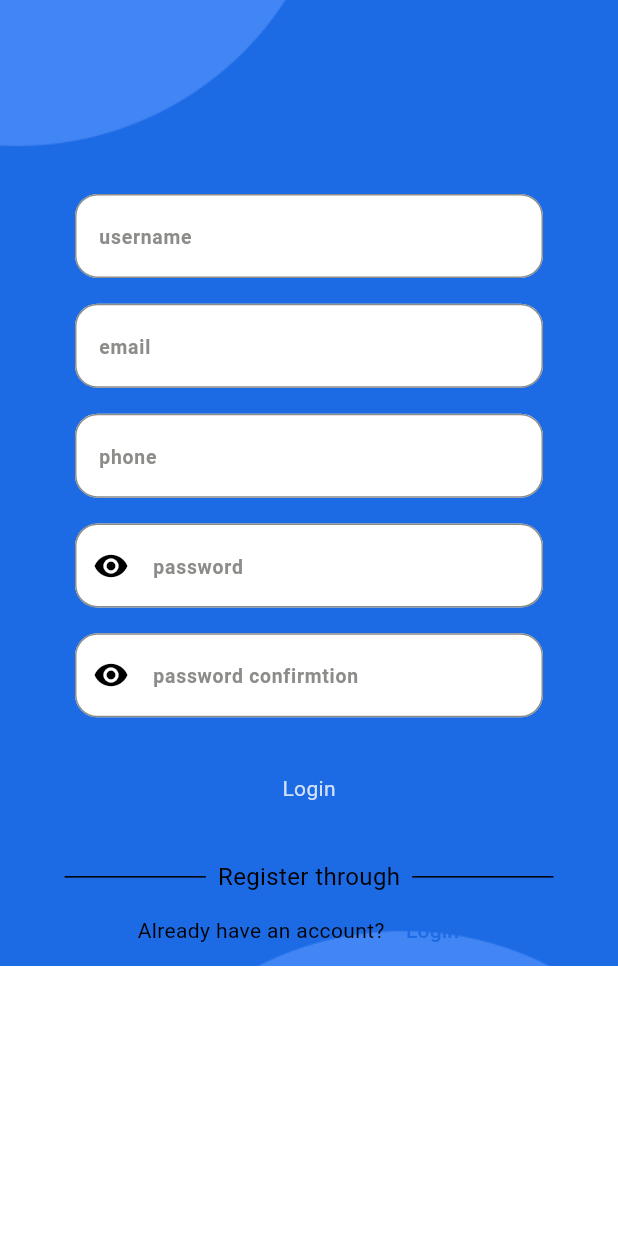
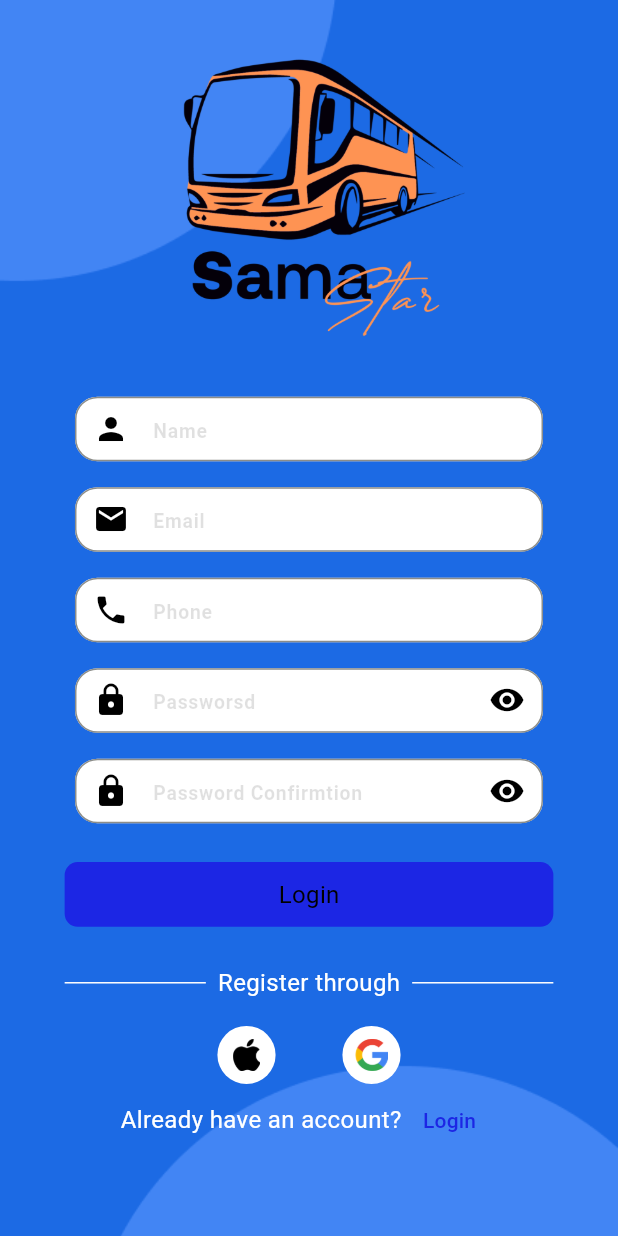
Before and after one commit to Brmja-Tech/YallaBus, a Flutter app: the RegisterScreen screen opened directly, on a phone screen of 412 x 824 dp. Run offline on Flutter 3.47's test engine with Material 3 defaults, Android fonts, the light colour scheme and no system bars; our stand-ins replace easy_localization, flutter_screenutil, gap; Roboto replaces fonts that are missing (Poppins).

Commit message:
register and search screen

```diff
--- a/lib/core/statefull/custom_text_field.dart
+++ b/lib/core/statefull/custom_text_field.dart
@@ -20,10 +20,9 @@ class Customtextfield extends StatelessWidget {
     return Padding(
       padding: EdgeInsets.symmetric(horizontal: 8.r),
       child: Container(
-        constraints: BoxConstraints(minHeight: 50.h, maxHeight: 120.h),
+        constraints: BoxConstraints(minHeight: 40.h, maxHeight: 50.h),
         child: TextFormField(
             obscureText: obscureText,
-
             decoration: InputDecoration(
               hintText: hintText,
               fillColor: Colors.white,
--- a/lib/core/statefull/login_button.dart
+++ b/lib/core/statefull/login_button.dart
@@ -4,7 +4,8 @@ import 'package:flutter_screenutil/flutter_screenutil.dart';
 import '../styles/app_colors.dart';
 
 class CustomLoginButton extends StatelessWidget {
-  const CustomLoginButton({super.key});
+  const CustomLoginButton({super.key, required this.text});
+  final String text;
 
   @override
   Widget build(BuildContext context) {
@@ -15,7 +16,7 @@ class CustomLoginButton extends StatelessWidget {
         color: AppColors.primaryColor,
         borderRadius: BorderRadius.circular(10.r),
       ),
-      child: const Center(child: Text('Login')),
+      child:  Center(child: Text(text)),
     );
   }
 }
--- a/lib/core/statefull/social_auth.dart
+++ b/lib/core/statefull/social_auth.dart
@@ -1,5 +1,7 @@
 import 'package:flutter/material.dart';
+import 'package:flutter_screenutil/flutter_screenutil.dart';
 import 'package:gap/gap.dart';
+
 
 class SocialAuth extends StatelessWidget {
   const SocialAuth({super.key});
@@ -13,8 +15,8 @@ class SocialAuth extends StatelessWidget {
       children: [
         Container(
           // padding: EdgeInsets.all(10),
-          width: 60,
-          height: 60,
+          width: 45.w,
+          height: 45.h,
           decoration: const BoxDecoration(
             color: Colors.white,
             shape: BoxShape.circle, // Keeps it circular
@@ -22,8 +24,8 @@ class SocialAuth extends StatelessWidget {
           child: Center(
             child: Image.asset(
               'assets/images/appleLogo.png',
-              width: 40, // Adjust width as needed
-              height: 40, // Adjust height as needed
+              width: 25.w, // Adjust width as needed
+              height: 25.h, // Adjust height as needed
               fit: BoxFit.contain, // Ensures the image fits nicely
             ),
           ),
@@ -31,8 +33,8 @@ class SocialAuth extends StatelessWidget {
         Gap(w * 0.1),
         Container(
           // padding: EdgeInsets.all(10),
-          width: 60,
-          height: 60,
+          width: 45.w,
+          height: 45.h,
           decoration: const BoxDecoration(
             color: Colors.white,
             shape: BoxShape.circle, // Keeps it circular
@@ -40,8 +42,8 @@ class SocialAuth extends StatelessWidget {
           child: Center(
             child: Image.asset(
               'assets/images/googleLogo.png',
-              width: 40, // Adjust width as needed
-              height: 40, // Adjust height as needed
+              width: 25.w, // Adjust width as needed
+              height: 25.h, // Adjust height as needed
               fit: BoxFit.contain, // Ensures the image fits nicely
             ),
           ),
--- a/lib/core/styles/app_colors.dart
+++ b/lib/core/styles/app_colors.dart
@@ -1,10 +1,9 @@
-
 import 'package:flutter/material.dart';
 import 'package:sama_bus/core/extentions/color_extension.dart';
 
 abstract final class AppColors {
-  static final Color primaryColor = HexColor.fromHex('#1C6AE4');
+  static final Color primaryColor = HexColor.fromHex('#1C26E4');
   static const Color secondaryColor = Colors.white;
   static final Color gestureColor = HexColor.fromHex('#0061FF');
-  static final Color borderColor = HexColor.fromHex('#8C8D89');
+  static const Color borderColor = Colors.black12;
 }
--- a/lib/core/styles/light_theme.dart
+++ b/lib/core/styles/light_theme.dart
@@ -9,26 +9,27 @@ mixin LightTheme on ThemeData {
       brightness: Brightness.light,
       primaryColor: AppColors.primaryColor,
       scaffoldBackgroundColor: Colors.white,
-      appBarTheme: AppBarTheme(
-        color: AppColors.primaryColor,
+      appBarTheme: const AppBarTheme(
+
+        color: AppColors.secondaryColor,
         elevation: 0,
-        iconTheme: const IconThemeData(color: AppColors.secondaryColor),
+        iconTheme: IconThemeData(color: Colors.black),
         titleTextStyle: TextStyle(
-          color: AppColors.primaryColor,
+          color: Colors.black,
           fontFamily: 'Poppins',
           fontSize: 20,
-          fontWeight: FontWeight.bold,
+          fontWeight: FontWeight.w600,
         ),
       ),
-      textTheme: TextTheme(
-        bodyLarge: const TextStyle(
-            color: Colors.black, fontSize: 16, fontFamily: 'Poppins'),
+      textTheme: const TextTheme(
+        bodyLarge:
+            TextStyle(color: Colors.black, fontSize: 16, fontFamily: 'Poppins'),
         bodyMedium: TextStyle(
-          color: AppColors.secondaryColor.withOpacity(0.8),
+          color: Colors.black,
           fontFamily: 'Poppins',
-          fontSize: 14,
+          fontSize: 16,
         ),
-        headlineSmall: const TextStyle(
+        headlineSmall: TextStyle(
           color: AppColors.secondaryColor,
           fontWeight: FontWeight.bold,
           fontFamily: 'Poppins',
--- a/lib/features/Auth/view/register_screen.dart
+++ b/lib/features/Auth/view/register_screen.dart
@@ -1,9 +1,11 @@
+import 'package:easy_localization/easy_localization.dart';
 import 'package:flutter/material.dart';
 import 'package:flutter_screenutil/flutter_screenutil.dart';
 import 'package:gap/gap.dart';
 import 'package:sama_bus/core/statefull/custom_text_field.dart';
 
 import '../../../core/statefull/login_button.dart';
+import '../../../core/statefull/social_auth.dart';
 
 class RegisterScreen extends StatefulWidget {
   const RegisterScreen({super.key});
@@ -20,10 +22,12 @@ class _RegisterScreenState extends State<RegisterScreen> {
 
   @override
   Widget build(BuildContext context) {
+    final h = MediaQuery.of(context).size.height;
+    final w = MediaQuery.of(context).size.width;
     return Scaffold(
       body: SafeArea(
-        child: SingleChildScrollView(
         child: Container(
+          height: h,
           decoration: const BoxDecoration(
             image: DecorationImage(
               image: AssetImage('assets/images/background.png'),
@@ -32,80 +36,97 @@ class _RegisterScreenState extends State<RegisterScreen> {
           ),
           child: Padding(
             padding: EdgeInsets.symmetric(horizontal: 50.r),
+            child: SingleChildScrollView(
               child: Column(
                 crossAxisAlignment: CrossAxisAlignment.center,
                 children: [
-                  Gap(150.h),
-                  Customtextfield(
-                    hintText: 'username',
-                    textEditingController: userNameController,
+                  Image.asset(
+                    'assets/images/logo.png',
+                    width: w * 0.6,
                   ),
                   Gap(20.h),
                   Customtextfield(
-                    hintText: 'email',
-                    textEditingController: emailController,
+                    hintText: 'name'.tr(),
+                    textEditingController: userNameController,
+                    prefix: const Icon(Icons.person),
                   ),
                   Gap(20.h),
                   Customtextfield(
-                    hintText: 'phone',
-                    textEditingController: phoneController,
+                    hintText: 'email'.tr(),
+                    textEditingController: emailController,
+                    prefix: const Icon(Icons.email),
                   ),
                   Gap(20.h),
                   Customtextfield(
-                    hintText: 'password',
-                    textEditingController: passwordController,
-                    prefix: const Icon(Icons.visibility),
+                    hintText: 'phone'.tr(),
+                    textEditingController: phoneController,
+                    prefix: const Icon(Icons.phone),
                   ),
                   Gap(20.h),
                   Customtextfield(
-                    hintText: 'password confirmtion',
+                    hintText: 'password'.tr(),
+                    textEditingController: passwordController,
+                    suffix: const Icon(Icons.visibility),
+                    prefix: const Icon(Icons.lock),
+                  ),
+                  Gap(20.h),
+                  Customtextfield(
+                    hintText: 'password_confirmtion'.tr(),
                     textEditingController: passwordConfirmController,
+                    suffix: const Icon(
+                      Icons.visibility,
+                      color: Colors.black,
+                    ),
                     prefix: const Icon(
-                      Icons.visibility,
+                      Icons.lock,
                       color: Colors.black,
                     ),
                   ),
                   Gap(30.h),
-                  const CustomLoginButton(),
+                  CustomLoginButton(
+                    text: 'login'.tr(),
+                  ),
                   Gap(30.h),
-                  const Row(
+                  Row(
                     children: [
                       // Left line
-                      Expanded(
+                      const Expanded(
                         child: Divider(
-                          color: Colors.black, // Color of the line
+                          color: Colors.white, // Color of the line
                           thickness: 1, // Thickness of the line
                           endIndent: 8, // Spacing before the text
                         ),
                       ),
                       // Text in the middle
                       Text(
-                        'Register through', // Arabic text
-                        style: TextStyle(
-                          color: Colors.black, // Text color
+                        'register_through'.tr(), // Arabic text
+                        style: const TextStyle(
+                          color: Colors.white, // Text color
                           fontSize: 16, // Text size
                         ),
                       ),
                       // Right line
-                      Expanded(
+                      const Expanded(
                         child: Divider(
-                          color: Colors.black, // Color of the line
+                          color: Colors.white, // Color of the line
                           thickness: 1, // Thickness of the line
                           indent: 8, // Spacing after the text
                         ),
                       ),
                     ],
                   ),
+                  Gap(20.h),
+                  const SocialAuth(),
                   Row(
                     mainAxisAlignment: MainAxisAlignment.center,
                     children: [
-                      const Text(
-                        'Already have an account?',
-                        style: TextStyle(color: Colors.black),
+                      Text(
+                        'already_have_account'.tr(),
+                        style: const TextStyle(color: Colors.white),
                       ),
                       TextButton(
                         onPressed: () {},
-                        child: const Text('Login'),
+                        child: Text('login'.tr()),
                       ),
                     ],
                   ),
--- a/lib/main.dart
+++ b/lib/main.dart
@@ -2,7 +2,8 @@ import 'package:easy_localization/easy_localization.dart';
 import 'package:flutter/material.dart';
 import 'package:flutter_screenutil/flutter_screenutil.dart';
 import 'package:sama_bus/core/styles/light_theme.dart';
-import 'package:sama_bus/features/Auth/view/login_screen.dart';
+
+import 'features/select_set/view/select_set.dart';
 
 Future<void> main() async {
   WidgetsFlutterBinding.ensureInitialized();
@@ -41,7 +42,7 @@ class MyApp extends StatelessWidget {
             supportedLocales: context.supportedLocales,
             locale: context.locale,
             theme: LightTheme.theme,
-            home:  LoginScreen(),
+            home: const SelectSet(),
           );
         });
   }
```
Also changed, not shown: assets/lang/en.json (+11 -1 lines), lib/core/statefull/custom_app_bar.dart (added, +21 -0 lines), lib/features/available_tickets/view/available_tickets.dart (added, +114 -0 lines), lib/features/available_tickets/view/components/tickets_container.dart (added, +103 -0 lines), lib/features/select_set/view/select_set.dart (added, +67 -0 lines). Lines whose indentation alone changed are shown as unchanged.
